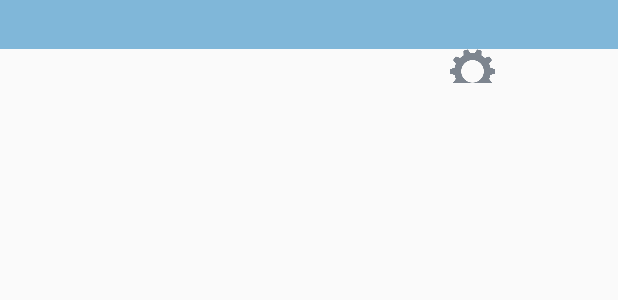
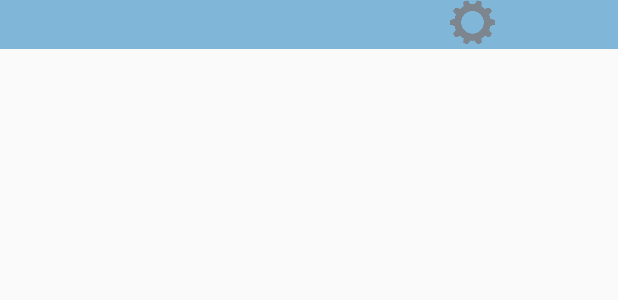
Before and after one commit to linneabark/LEEP, an Android app: the layout list_item.xml on its own in the app's theme, with its tools: preview values and no code run, on a phone screen of 412 x 824 dp. Shown: the top 300 px of the screen. Run offline under Robolectric (Android 15) with nearby library versions, the phone set to English and light mode, and no system bars.

```diff
--- a/app/src/main/res/layout/list_item.xml
+++ b/app/src/main/res/layout/list_item.xml
@@ -1,5 +1,5 @@
 <?xml version="1.0" encoding="utf-8"?>
-<LinearLayout xmlns:android="http://schemas.android.com/apk/res/android"
+<RelativeLayout xmlns:android="http://schemas.android.com/apk/res/android"
 
     android:layout_width="match_parent"
     android:layout_height="55dip"
@@ -15,6 +15,7 @@
         android:layout_width="match_parent"
         android:layout_height="wrap_content"
         android:background="@color/smallMenuColor"
+        android:layout_weight="1"
         />
 
     <ImageButton
@@ -24,7 +25,10 @@
         android:layout_height="30dp"
         android:layout_marginLeft="300dp"
         android:background="@drawable/settings_icon"
+        android:baselineAlignBottom="false"
         android:elevation="0dp"
         android:focusable="false"
-        android:onClick="clickedSettings"/>
-</LinearLayout>
+        android:onClick="clickedSettings"
+
+        />
+</RelativeLayout>
```
